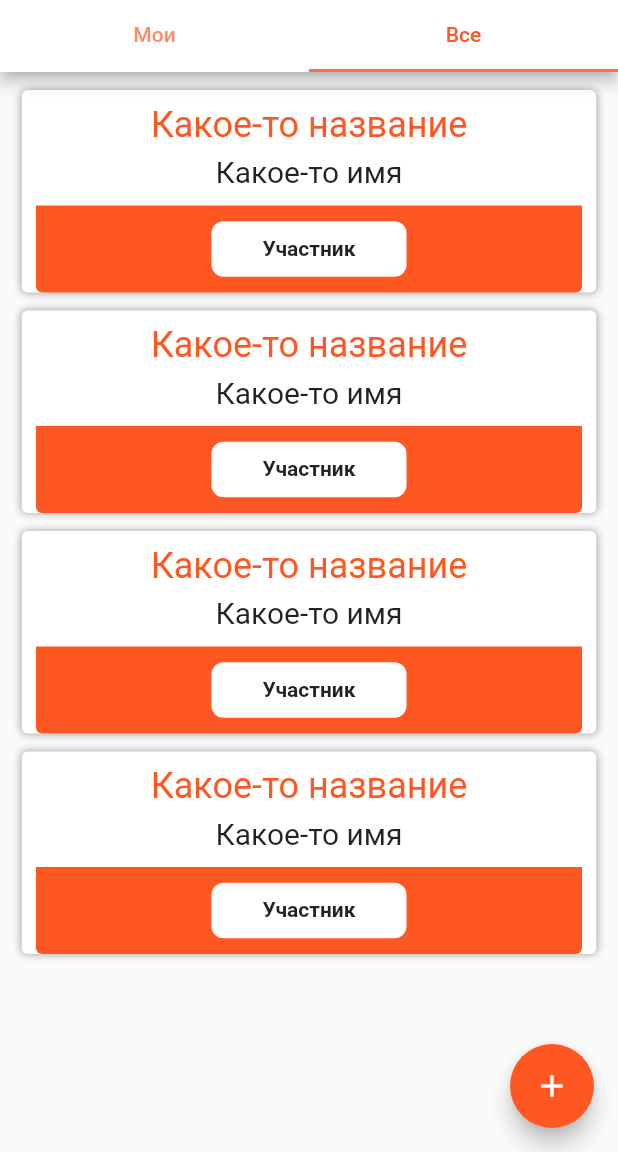
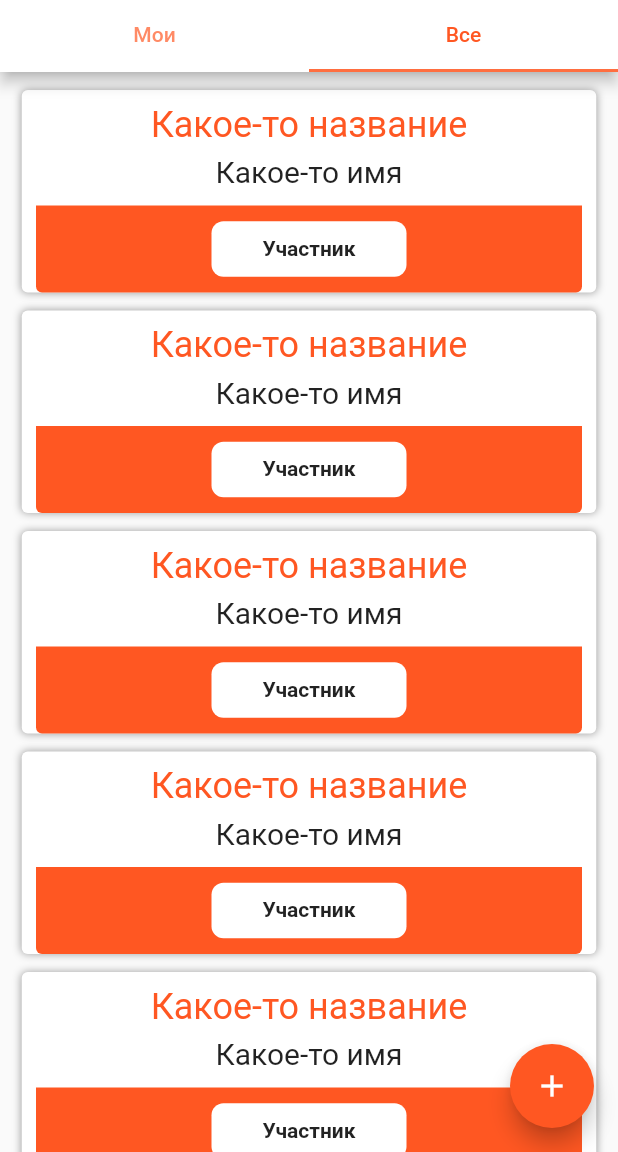
Before and after one commit to PainappuruNyan/flutter_study_project, a Flutter app: the TeamListScreen screen opened by its route, tab 2 chosen, on a phone screen of 412 x 824 dp, the part 84-1236 px from its top. Run offline on Flutter 3.47's test engine with Material 2 defaults, Android fonts, the phone set to English and light mode, and no system bars; our stand-ins replace flutter_screenutil; network calls fail.

Commit message:
adding SingleChildScrollView to list screen

```diff
--- a/lib/src/ui/screens/booking_list_screen.dart
+++ b/lib/src/ui/screens/booking_list_screen.dart
@@ -46,7 +46,7 @@ class BookingListScreen extends StatelessWidget {
             )),
         drawer: const NavigationDrawer.NavigationDrawer(),
         body: TabBarView(children: <Widget>[
-          Center(
+          SingleChildScrollView(
               child: Column(
                 children: const <Widget>[
                   booking.BookingCard('Владивосток, Окатовая 12',
@@ -55,7 +55,7 @@ class BookingListScreen extends StatelessWidget {
                       'Рабочее место', 0000002, 0000002),
                 ],
               )),
-          Center(
+          SingleChildScrollView(
               child: Column(
                 children: const <Widget>[
                   booking.BookingCard('Владивосток, Окатовая 12',
@@ -63,6 +63,8 @@ class BookingListScreen extends StatelessWidget {
                   booking.BookingCard('Владивосток, Спортивная 15',
                       'Рабочее место', 0000002, 0000002),
                   booking.BookingCard('Владивосток, Спортивная 11',
+                      'Рабочее место', 0000002, 0000002),
+                  booking.BookingCard('Владивосток, Спортивная 12',
                       'Рабочее место', 0000002, 0000002),
                   booking.BookingCard('Владивосток, Спортивная 12',
                       'Рабочее место', 0000002, 0000002),
--- a/lib/src/ui/screens/team_list_screen.dart
+++ b/lib/src/ui/screens/team_list_screen.dart
@@ -46,7 +46,7 @@ class TeamListScreen extends StatelessWidget {
                 )),
             drawer: const NavigationDrawer.NavigationDrawer(),
             body: TabBarView(children: <Widget>[
-              Center(
+              SingleChildScrollView(
                   child: Column(
                 children: <Widget>[
                   teams.TeamCard('Какое-то название',
@@ -55,9 +55,11 @@ class TeamListScreen extends StatelessWidget {
                       'Какое-то имя', 'Участник'),
                 ],
               )),
-              Center(
+              SingleChildScrollView(
                   child: Column(
                 children: <Widget>[
+                  teams.TeamCard('Какое-то название',
+                      'Какое-то имя', 'Участник'),
                   teams.TeamCard('Какое-то название',
                       'Какое-то имя', 'Участник'),
                   teams.TeamCard('Какое-то название',
```
